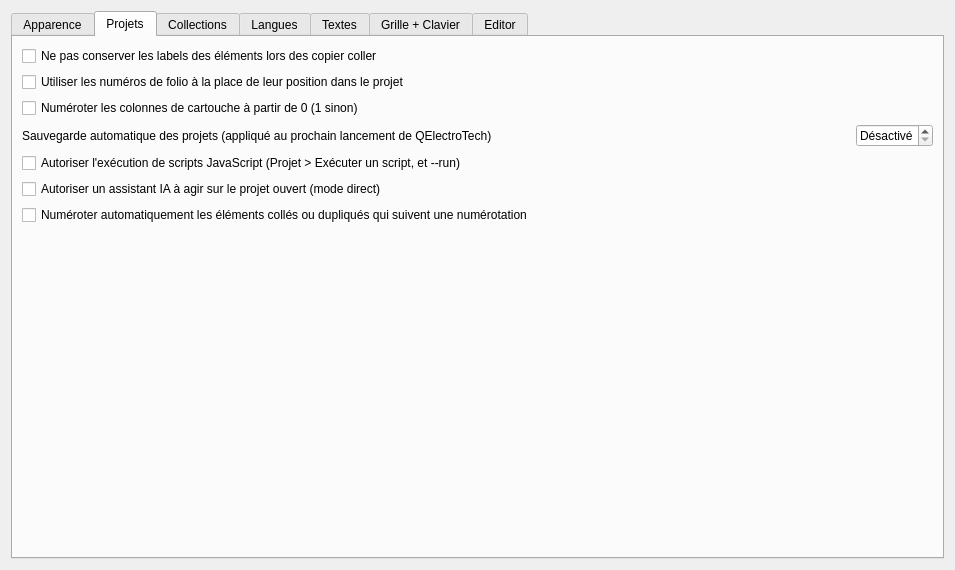
Old version of the form sources/ui/configpage/generalconfigurationpage.ui in the repository julioppgca/Homiservi-SCH.
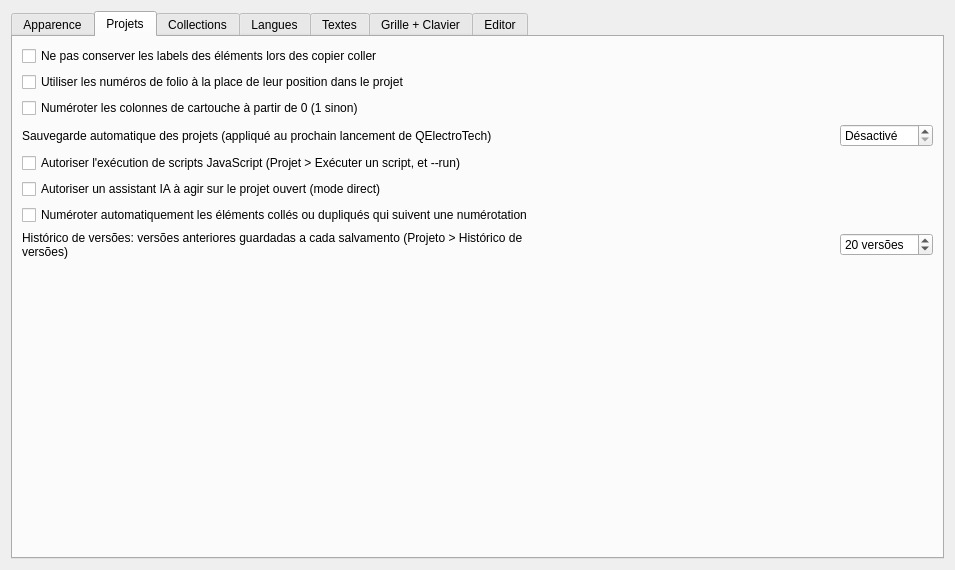
New version of the form. The open tabs and pages were chosen to show the change. Custom widgets are drawn as their Qt base class.

Commit message: Add project version history: keep previous saves, open or restore them

Diff of the .ui file:
```diff
--- a/sources/ui/configpage/generalconfigurationpage.ui
+++ b/sources/ui/configpage/generalconfigurationpage.ui
@@ -365,6 +365,32 @@
         </widget>
        </item>
        <item row="7" column="0">
+        <widget class="QLabel" name="m_history_label">
+         <property name="text">
+          <string>Histórico de versões: versões anteriores guardadas a cada salvamento (Projeto &gt; Histórico de versões)</string>
+         </property>
+         <property name="wordWrap">
+          <bool>true</bool>
+         </property>
+        </widget>
+       </item>
+       <item row="7" column="2">
+        <widget class="QSpinBox" name="m_history_sb">
+         <property name="specialValueText">
+          <string>Desativado</string>
+         </property>
+         <property name="suffix">
+          <string> versões</string>
+         </property>
+         <property name="maximum">
+          <number>200</number>
+         </property>
+         <property name="value">
+          <number>20</number>
+         </property>
+        </widget>
+       </item>
+       <item row="8" column="0">
         <spacer name="verticalSpacer_2">
          <property name="orientation">
           <enum>Qt::Vertical</enum>
```
Left out of the diff: 1 changed line with no effect on the pictures. The commit also changes 9 other files.
